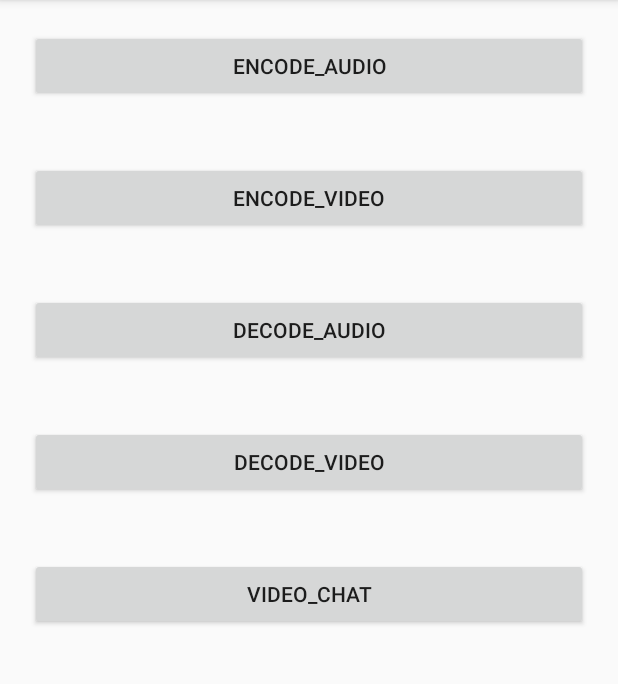
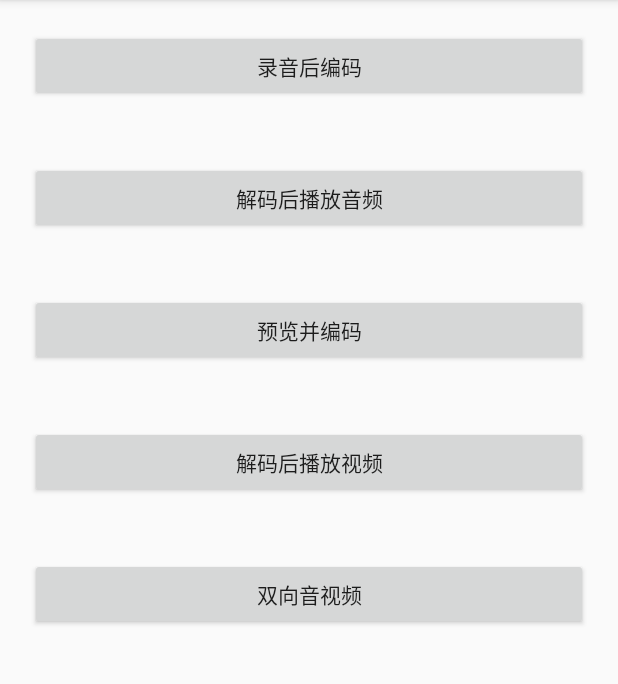
Before and after one commit to 215836017/AndroidMultiMedia, an Android app: the MainActivity screen opened directly, with no data from a screen before it, on a phone screen of 412 x 824 dp, the part 84-768 px from its top. Run offline under Robolectric (Android 15) with nearby library versions, the phone set to English and light mode, and no system bars.

Commit message:
add config for MediaCodec

```diff
--- a/DemoMediaCodec/app/src/main/AndroidManifest.xml
+++ b/DemoMediaCodec/app/src/main/AndroidManifest.xml
@@ -23,7 +23,7 @@
         <activity android:name=".VideoEncodeActivity" />
         <activity android:name=".AudioDecodeActivity" />
         <activity android:name=".AudioEncodeActivity" />
-        <activity android:name=".test.VideoChatActivity">
+        <activity android:name=".VideoChatActivity">
             <intent-filter>
                 <action android:name="android.intent.action.MAIN" />
 
--- a/DemoMediaCodec/app/src/main/java/com/cakes/demomediacodec/AudioEncodeActivity.java
+++ b/DemoMediaCodec/app/src/main/java/com/cakes/demomediacodec/AudioEncodeActivity.java
@@ -13,6 +13,7 @@ import android.widget.Button;
 
 import androidx.appcompat.app.AppCompatActivity;
 
+import com.cakes.demomediacodec.audio.PcmToWavUtil;
 import com.cakes.utils.LogUtil;
 
 import java.io.ByteArrayOutputStream;
--- /dev/null
+++ b/DemoMediaCodec/app/src/main/java/com/cakes/demomediacodec/BaseActivity.java
@@ -0,0 +1,15 @@
+package com.cakes.demomediacodec;
+
+import android.widget.Toast;
+
+import androidx.appcompat.app.AppCompatActivity;
+
+import com.cakes.utils.LogUtil;
+
+public class BaseActivity extends AppCompatActivity {
+
+    public void showToast(String TAG, String msg) {
+        LogUtil.d(TAG, "showToast() -- msg: " + msg);
+        Toast.makeText(this, msg, Toast.LENGTH_LONG).show();
+    }
+}
--- a/DemoMediaCodec/app/src/main/java/com/cakes/demomediacodec/MainActivity.java
+++ b/DemoMediaCodec/app/src/main/java/com/cakes/demomediacodec/MainActivity.java
@@ -1,45 +1,44 @@
 package com.cakes.demomediacodec;
-
-import androidx.appcompat.app.AppCompatActivity;
 
 import android.content.Intent;
 import android.os.Bundle;
 import android.view.View;
-
-import com.cakes.demomediacodec.test.VideoChatActivity;
 
 /**
  * https://www.jianshu.com/p/7cdf5b495ada
  * https://www.jianshu.com/p/7cdf5b495ada
  * https://blog.csdn.net/qq_17441227/article/details/82893445
  */
-public class MainActivity extends AppCompatActivity {
+public class MainActivity extends BaseActivity {
+
+    private final String TAG = "MainActivity";
+    private Intent intent = new Intent();
 
     @Override
     protected void onCreate(Bundle savedInstanceState) {
         super.onCreate(savedInstanceState);
         setContentView(R.layout.activity_main);
+
+        showToast(TAG, "需要手动在系统设置里面开启权限");
     }
-
-    private Intent intent = new Intent();
 
     public void mainBtnClick(View view) {
 
         switch (view.getId()) {
+            case R.id.btn_encode_audio:
+                intent.setClass(this, AudioEncodeActivity.class);
+                break;
+
             case R.id.btn_decode_audio:
                 intent.setClass(this, AudioDecodeActivity.class);
                 break;
 
+            case R.id.btn_encode_video:
+                intent.setClass(this, VideoEncodeActivity.class);
+                break;
+
             case R.id.btn_decode_video:
                 intent.setClass(this, VideoDecodeActivity.class);
-                break;
-
-            case R.id.btn_encode_audio:
-                intent.setClass(this, AudioEncodeActivity.class);
-                break;
-
-            case R.id.btn_encode_video:
-                intent.setClass(this, VideoEncodeActivity.class);
                 break;
 
             case R.id.btn_video_chat:
--- a/DemoMediaCodec/app/src/main/java/com/cakes/demomediacodec/test/VideoChatActivity.java
+++ b/DemoMediaCodec/app/src/main/java/com/cakes/demomediacodec/VideoChatActivity.java
@@ -1,4 +1,4 @@
-package com.cakes.demomediacodec.test;
+package com.cakes.demomediacodec;
 
 import androidx.appcompat.app.AppCompatActivity;
 
@@ -15,6 +15,10 @@ import android.widget.Toast;
 import com.cakes.demomediacodec.R;
 import com.cakes.demomediacodec.camera.CameraConfiguration;
 import com.cakes.demomediacodec.camera.CameraHelpers;
+import com.cakes.demomediacodec.test.AvcDecoder;
+import com.cakes.demomediacodec.test.AvcEncoder;
+import com.cakes.demomediacodec.test.MediaCodecThread;
+import com.cakes.demomediacodec.test.MediaCodecUtil;
 import com.cakes.utils.LogUtil;
 
 /**
--- a/DemoMediaCodec/app/src/main/res/layout/activity_main.xml
+++ b/DemoMediaCodec/app/src/main/res/layout/activity_main.xml
@@ -17,7 +17,15 @@
             android:layout_height="wrap_content"
             android:layout_margin="20dp"
             android:onClick="mainBtnClick"
-            android:text="encode_audio" />
+            android:text="录音后编码" />
+
+        <Button
+            android:id="@+id/btn_decode_audio"
+            android:layout_width="match_parent"
+            android:layout_height="wrap_content"
+            android:layout_margin="20dp"
+            android:onClick="mainBtnClick"
+            android:text="解码后播放音频" />
 
         <Button
             android:id="@+id/btn_encode_video"
@@ -25,15 +33,7 @@
             android:layout_height="wrap_content"
             android:layout_margin="20dp"
             android:onClick="mainBtnClick"
-            android:text="encode_video" />
-
-        <Button
-            android:id="@+id/btn_decode_audio"
-            android:layout_width="match_parent"
-            android:layout_height="wrap_content"
-            android:layout_margin="20dp"
-            android:onClick="mainBtnClick"
-            android:text="decode_audio" />
+            android:text="预览并编码" />
 
         <Button
             android:id="@+id/btn_decode_video"
@@ -41,7 +41,7 @@
             android:layout_height="wrap_content"
             android:layout_margin="20dp"
             android:onClick="mainBtnClick"
-            android:text="decode_video" />
+            android:text="解码后播放视频" />
 
         <Button
             android:id="@+id/btn_video_chat"
@@ -49,6 +49,6 @@
             android:layout_height="wrap_content"
             android:layout_margin="20dp"
             android:onClick="mainBtnClick"
-            android:text="Video_Chat" />
+            android:text="双向音视频" />
     </LinearLayout>
 </ScrollView>
--- a/DemoMediaCodec/app/src/main/res/layout/activity_video_chat.xml
+++ b/DemoMediaCodec/app/src/main/res/layout/activity_video_chat.xml
@@ -4,7 +4,7 @@
     xmlns:tools="http://schemas.android.com/tools"
     android:layout_width="match_parent"
     android:layout_height="match_parent"
-    tools:context=".test.VideoChatActivity">
+    tools:context=".VideoChatActivity">
 
     <SurfaceView
         android:id="@+id/video_chat_surface_camera"
```
Also changed, not shown: DemoMediaCodec/app/src/main/java/com/cakes/demomediacodec/audio/PcmToWavUtil.java (renamed from DemoMediaCodec/app/src/main/java/com/cakes/demomediacodec/PcmToWavUtil.java, +1 -17 lines), DemoMediaCodec/app/src/main/java/com/cakes/demomediacodec/mediaCodec/AudioConfiguration.java (+91 -1 lines), DemoMediaCodec/app/src/main/java/com/cakes/demomediacodec/mediaCodec/VideoConfiguration.java (+71 -1 lines), DemoMediaCodec/app/src/main/res/layout/activity_audio_encode.xml (+4 -3 lines).
